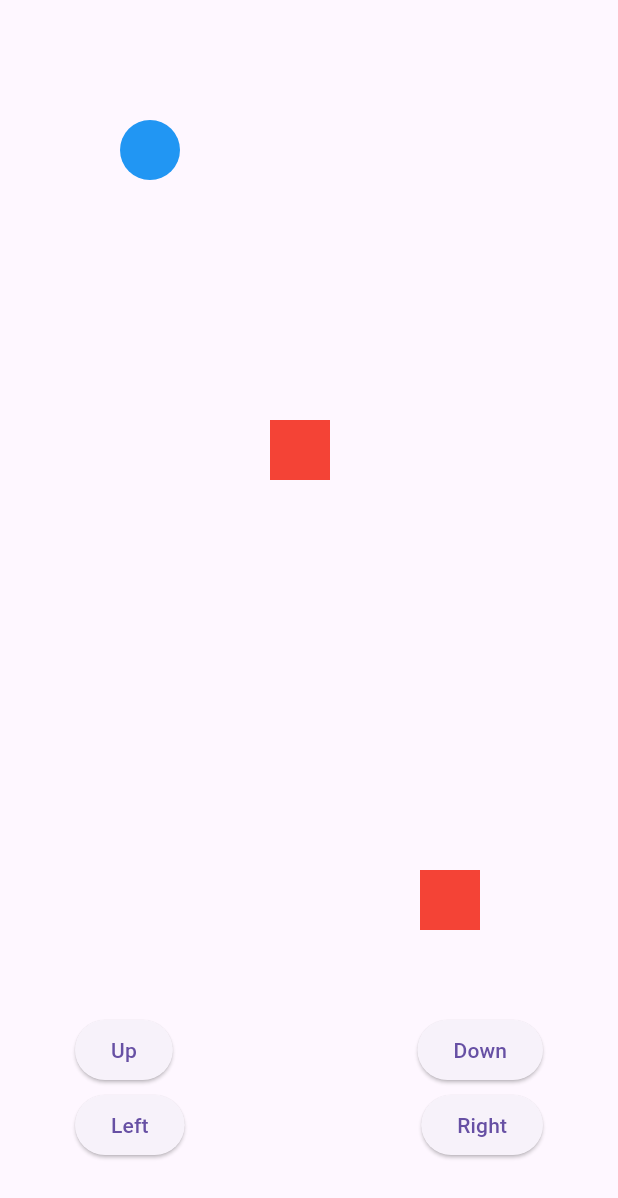
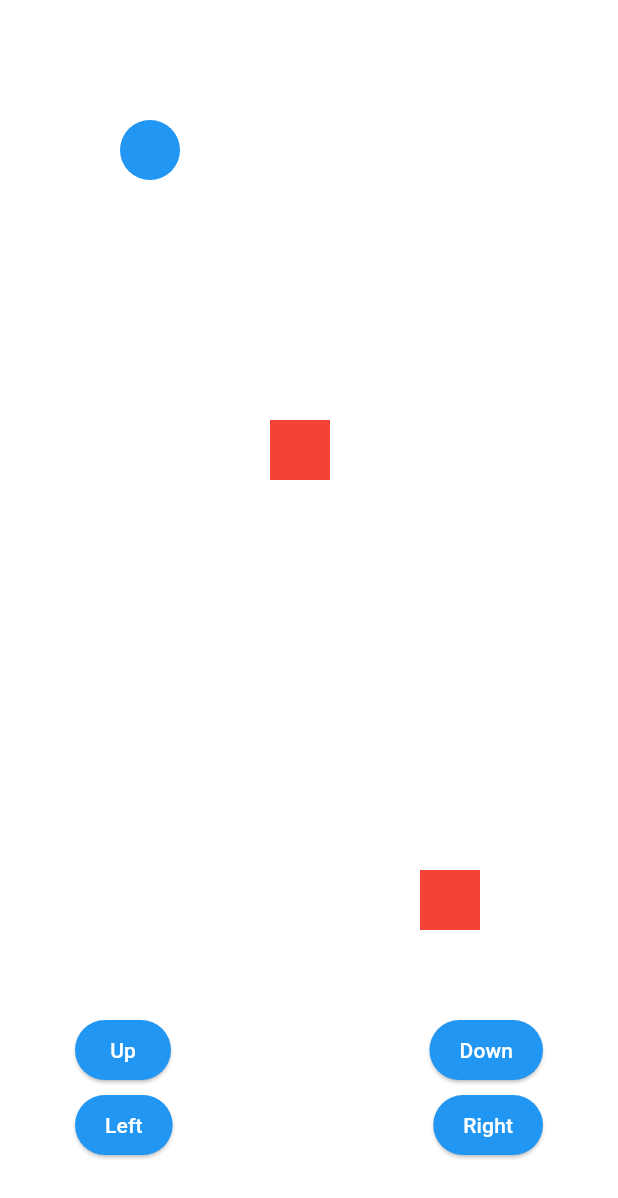
Before and after one commit to tf-charrison/chris_mobile_game, a Flutter app: the GameScreen screen opened directly, on a phone screen of 412 x 824 dp. Shown: the top 1198 px of the screen. Run offline on Flutter 3.47's test engine with Material 3 defaults, Android fonts, the phone set to English and light mode, and no system bars.

Commit message:
Added login screen with start game button, added code to end game and changed colours of application

```diff
--- a/lib/main.dart
+++ b/lib/main.dart
@@ -9,8 +9,32 @@
   Widget build(BuildContext context) {
     return MaterialApp(
       debugShowCheckedModeBanner: false,
-      home: Scaffold(
-        body: GameScreen(),
+      home: StartScreen(),  // StartScreen is now the first screen
+    );
+  }
+}
+
+class StartScreen extends StatelessWidget {
+  @override
+  Widget build(BuildContext context) {
+    return Scaffold(
+      backgroundColor: Colors.blueAccent,
+      body: Center(
+        child: ElevatedButton(
+          onPressed: () {
+            // Navigate to the game screen when the button is pressed
+            Navigator.push(
+              context,
+              MaterialPageRoute(builder: (context) => GameScreen()),
+            );
+          },
+          child: Text('Start Game', style: TextStyle(fontSize: 20)),
+          style: ElevatedButton.styleFrom(
+            padding: EdgeInsets.symmetric(horizontal: 40, vertical: 20),
+            backgroundColor: Colors.green,  // Background color of the button
+            foregroundColor: Colors.white, // Text color
+          ),
+        ),
       ),
     );
   }
@@ -32,6 +56,8 @@
     Offset(300, 600), // Obstacle 3
   ];
 
+  bool gameOver = false;
+
   void movePlayer(double dx, double dy) {
     setState(() {
       double newPlayerX = playerX + dx;
@@ -40,7 +66,8 @@
       // Collision detection with obstacles
       for (var obstacle in obstacles) {
         if ((newPlayerX - obstacle.dx).abs() < 40 && (newPlayerY - obstacle.dy).abs() < 40) {
-          // If the player collides with an obstacle, stop the movement
+          // If the player collides with an obstacle, stop the movement and end the game
+          gameOver = true;
           return;
         }
       }
@@ -53,6 +80,26 @@
 
   @override
   Widget build(BuildContext context) {
+    if (gameOver) {
+      return Scaffold(
+        appBar: AppBar(title: Text('Game Over')),
+        body: Center(
+          child: ElevatedButton(
+            onPressed: () {
+              // Navigate back to start screen
+              Navigator.pop(context);
+            },
+            child: Text('Restart'),
+            style: ElevatedButton.styleFrom(
+              padding: EdgeInsets.symmetric(horizontal: 40, vertical: 20),
+              backgroundColor: Colors.red,  // Button background color
+              foregroundColor: Colors.white, // Text color
+            ),
+          ),
+        ),
+      );
+    }
+
     return Stack(
       children: [
         GestureDetector(
@@ -72,6 +119,11 @@
               movePlayer(-10, 0); // Move left
             },
             child: Text("Left"),
+            style: ElevatedButton.styleFrom(
+              padding: EdgeInsets.symmetric(horizontal: 20, vertical: 10),
+              backgroundColor: Colors.blue,  // Button background color
+              foregroundColor: Colors.white, // Text color
+            ),
           ),
         ),
         Positioned(
@@ -82,6 +134,11 @@
               movePlayer(10, 0); // Move right
             },
             child: Text("Right"),
+            style: ElevatedButton.styleFrom(
+              padding: EdgeInsets.symmetric(horizontal: 20, vertical: 10),
+              backgroundColor: Colors.blue,  // Button background color
+              foregroundColor: Colors.white, // Text color
+            ),
           ),
         ),
         Positioned(
@@ -92,6 +149,11 @@
               movePlayer(0, -10); // Move up
             },
             child: Text("Up"),
+            style: ElevatedButton.styleFrom(
+              padding: EdgeInsets.symmetric(horizontal: 20, vertical: 10),
+              backgroundColor: Colors.blue,  // Button background color
+              foregroundColor: Colors.white, // Text color
+            ),
           ),
         ),
         Positioned(
@@ -102,6 +164,11 @@
               movePlayer(0, 10); // Move down
             },
             child: Text("Down"),
+            style: ElevatedButton.styleFrom(
+              padding: EdgeInsets.symmetric(horizontal: 20, vertical: 10),
+              backgroundColor: Colors.blue,  // Button background color
+              foregroundColor: Colors.white, // Text color
+            ),
           ),
         ),
       ],
```
